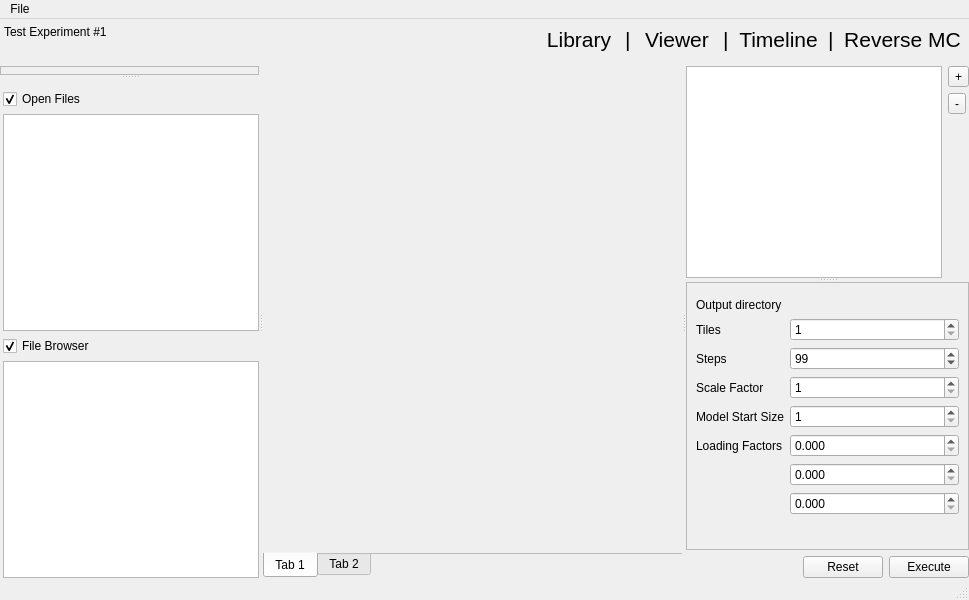
This is gui/mainwindow.ui in ronpandolfi/Xi-cam as Qt 5 draws it before an edit. The edited form follows.
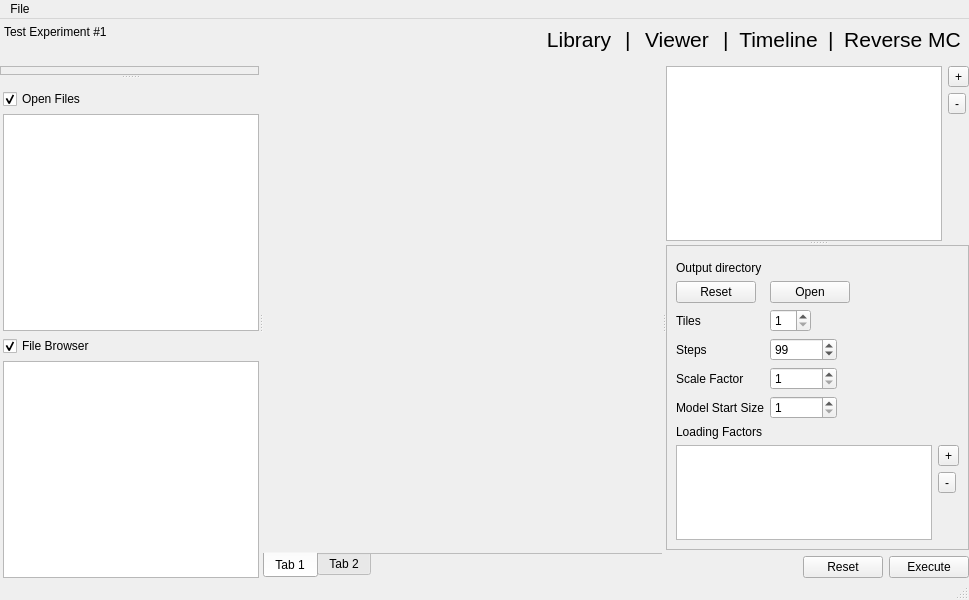
This is the edited form. Icons and pictures are not drawn.

Commit message: Made changes in order to fix the useage of the buttons in QT designer,and improve the flow of button layout.

Diff of the .ui file:
```diff
--- a/gui/mainwindow.ui
+++ b/gui/mainwindow.ui
@@ -677,6 +677,9 @@
             </layout>
            </widget>
            <widget class="QScrollArea" name="scrollArea_2">
+            <property name="horizontalScrollBarPolicy">
+             <enum>Qt::ScrollBarAlwaysOff</enum>
+            </property>
             <property name="widgetResizable">
              <bool>true</bool>
             </property>
@@ -684,9 +687,9 @@
              <property name="geometry">
               <rect>
                <x>0</x>
-               <y>-28</y>
+               <y>-120</y>
                <width>278</width>
-               <height>293</height>
+               <height>385</height>
               </rect>
              </property>
              <layout class="QVBoxLayout" name="verticalLayout_14">
@@ -707,28 +710,45 @@
                 </item>
                 <item>
                  <layout class="QFormLayout" name="formLayout">
-                  <item row="0" column="0">
+                  <property name="fieldGrowthPolicy">
+                   <enum>QFormLayout::FieldsStayAtSizeHint</enum>
+                  </property>
+                  <item row="1" column="0">
                    <widget class="QLabel" name="label_7">
                     <property name="text">
                      <string>Output directory</string>
                     </property>
                    </widget>
                   </item>
-                  <item row="0" column="1">
+                  <item row="1" column="1">
                    <widget class="QLabel" name="rmcoutput">
                     <property name="text">
                      <string/>
                     </property>
                    </widget>
                   </item>
-                  <item row="1" column="0">
+                  <item row="2" column="0">
+                   <widget class="QPushButton" name="rmcreset">
+                    <property name="text">
+                     <string>Reset</string>
+                    </property>
+                   </widget>
+                  </item>
+                  <item row="2" column="1">
+                   <widget class="QPushButton" name="rmcopen">
+                    <property name="text">
+                     <string>Open</string>
+                    </property>
+                   </widget>
+                  </item>
+                  <item row="3" column="0">
                    <widget class="QLabel" name="label">
                     <property name="text">
                      <string>Tiles</string>
                     </property>
                    </widget>
                   </item>
-                  <item row="1" column="1">
+                  <item row="3" column="1">
                    <widget class="QSpinBox" name="rmcTiles">
                     <property name="minimum">
                      <number>1</number>
@@ -738,14 +758,14 @@
                     </property>
                    </widget>
                   </item>
-                  <item row="2" column="0">
+                  <item row="4" column="0">
                    <widget class="QLabel" name="label_3">
                     <property name="text">
                      <string>Steps</string>
                     </property>
                    </widget>
                   </item>
-                  <item row="2" column="1">
+                  <item row="4" column="1">
                    <widget class="QSpinBox" name="rmcSteps">
                     <property name="suffix">
                      <string/>
@@ -767,14 +787,14 @@
                     </property>
                    </widget>
                   </item>
-                  <item row="3" column="0">
+                  <item row="5" column="0">
                    <widget class="QLabel" name="label_4">
                     <property name="text">
                      <string>Scale Factor</string>
                     </property>
                    </widget>
                   </item>
-                  <item row="3" column="1">
+                  <item row="5" column="1">
                    <widget class="QSpinBox" name="rmcScalefactor">
                     <property name="minimum">
                      <number>1</number>
@@ -787,14 +807,14 @@
                     </property>
                    </widget>
                   </item>
-                  <item row="4" column="0">
+                  <item row="6" column="0">
                    <widget class="QLabel" name="label_5">
                     <property name="text">
                      <string>Model Start Size</string>
                     </property>
                    </widget>
                   </item>
-                  <item row="4" column="1">
+                  <item row="6" column="1">
                    <widget class="QSpinBox" name="rmcModlestartsize">
                     <property name="minimum">
                      <number>1</number>
@@ -804,51 +824,50 @@
                     </property>
                    </widget>
                   </item>
-                  <item row="5" column="0">
+                 </layout>
+                </item>
+                <item>
                    <widget class="QLabel" name="label_6">
                     <property name="text">
                      <string>Loading Factors</string>
                     </property>
                    </widget>
                   </item>
-                  <item row="5" column="1">
-                   <widget class="QDoubleSpinBox" name="rmcLoadingfactors_1">
-                    <property name="buttonSymbols">
-                     <enum>QAbstractSpinBox::UpDownArrows</enum>
-                    </property>
-                    <property name="decimals">
-                     <number>3</number>
-                    </property>
-                    <property name="singleStep">
-                     <double>0.010000000000000</double>
-                    </property>
-                   </widget>
-                  </item>
-                  <item row="6" column="1">
-                   <widget class="QDoubleSpinBox" name="rmcLoadingfactors_2">
-                    <property name="buttonSymbols">
-                     <enum>QAbstractSpinBox::UpDownArrows</enum>
-                    </property>
-                    <property name="decimals">
-                     <number>3</number>
-                    </property>
-                    <property name="singleStep">
-                     <double>0.010000000000000</double>
-                    </property>
-                   </widget>
-                  </item>
-                  <item row="7" column="1">
-                   <widget class="QDoubleSpinBox" name="rmcLoadingfactors_3">
-                    <property name="buttonSymbols">
-                     <enum>QAbstractSpinBox::UpDownArrows</enum>
-                    </property>
-                    <property name="decimals">
-                     <number>3</number>
-                    </property>
-                    <property name="singleStep">
-                     <double>0.010000000000000</double>
-                    </property>
-                   </widget>
+                <item>
+                 <layout class="QHBoxLayout" name="horizontalLayout_2">
+                  <item>
+                   <widget class="QListWidget" name="rmcLoadingfactors"/>
+                  </item>
+                  <item>
+                   <layout class="QVBoxLayout" name="verticalLayout_15">
+                    <item>
+                     <widget class="QToolButton" name="rmcAddloadingfactor">
+                      <property name="text">
+                       <string>+</string>
+                      </property>
+                     </widget>
+                    </item>
+                    <item>
+                     <widget class="QToolButton" name="rmcSubtractloadingfactor">
+                      <property name="text">
+                       <string>-</string>
+                      </property>
+                     </widget>
+                    </item>
+                    <item>
+                     <spacer name="verticalSpacer_3">
+                      <property name="orientation">
+                       <enum>Qt::Vertical</enum>
+                      </property>
+                      <property name="sizeHint" stdset="0">
+                       <size>
+                        <width>20</width>
+                        <height>40</height>
+                       </size>
+                      </property>
+                     </spacer>
+                    </item>
+                   </layout>
                   </item>
                  </layout>
                 </item>
```
Lines whose indentation alone changed are shown as unchanged. The commit also changes 1 other file.
